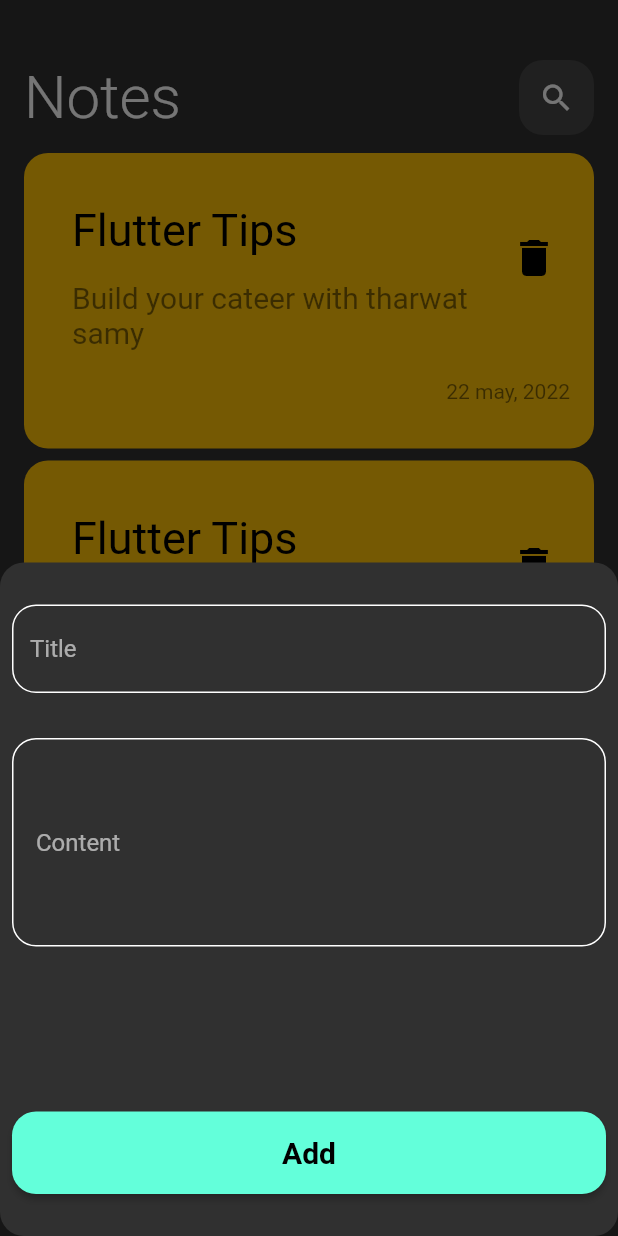
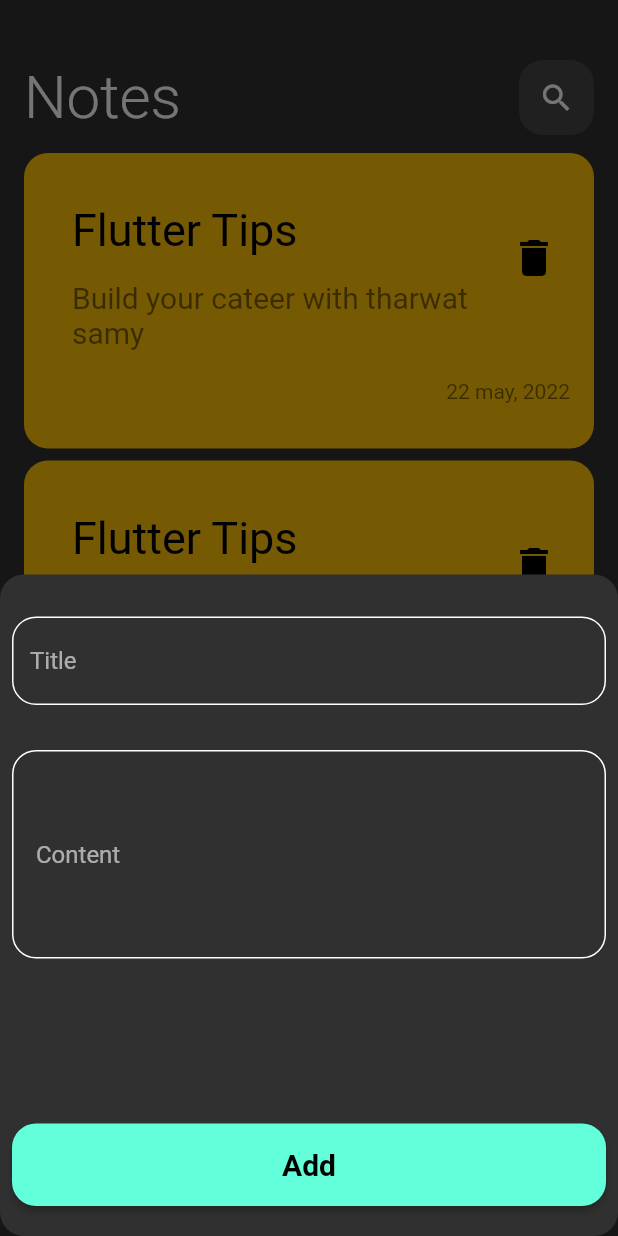
Before and after one commit to Menna1311/Notes_app, a Flutter app: the screen it shows after launch, after a tap on the "add" icon, on a phone screen of 412 x 824 dp. Run offline on Flutter 3.47's test engine with Material 3 defaults, Android fonts, the phone set to English and light mode, and no system bars; our stand-ins replace bloc, flutter_bloc, hive, hive_flutter; accounts and stored records are empty.

Commit message:
fix the keyboard issue

```diff
--- a/lib/widgets/add_note_sheet.dart
+++ b/lib/widgets/add_note_sheet.dart
@@ -10,8 +10,6 @@ class AddNoteSheet extends StatelessWidget {
   Widget build(BuildContext context) {
     return BlocProvider(
       create: (context) => AddNoteCubit(),
-      child: Padding(
-        padding: const EdgeInsets.all(8.0),
       child: BlocConsumer<AddNoteCubit, AddNoteState>(
         listener: (context, state) {
           if (state is AddNoteSuccess) {
@@ -28,13 +26,20 @@ class AddNoteSheet extends StatelessWidget {
         builder: (context, state) {
           return AbsorbPointer(
             absorbing: state is AddNoteLoading ? true : false,
-              child: const SingleChildScrollView(
-                child: NoteInputForm(),
+            child: SingleChildScrollView(
+              child: Padding(
+                padding: EdgeInsets.only(
+                  top: 8.0,
+                  left: 8,
+                  right: 8,
+                  // bottom: MediaQuery.of(context).viewInsets.bottom
+                ),
+                child: const NoteInputForm(),
+              ),
             ),
           );
         },
       ),
-      ),
     );
   }
 }
```
Lines whose indentation alone changed are shown as unchanged.
